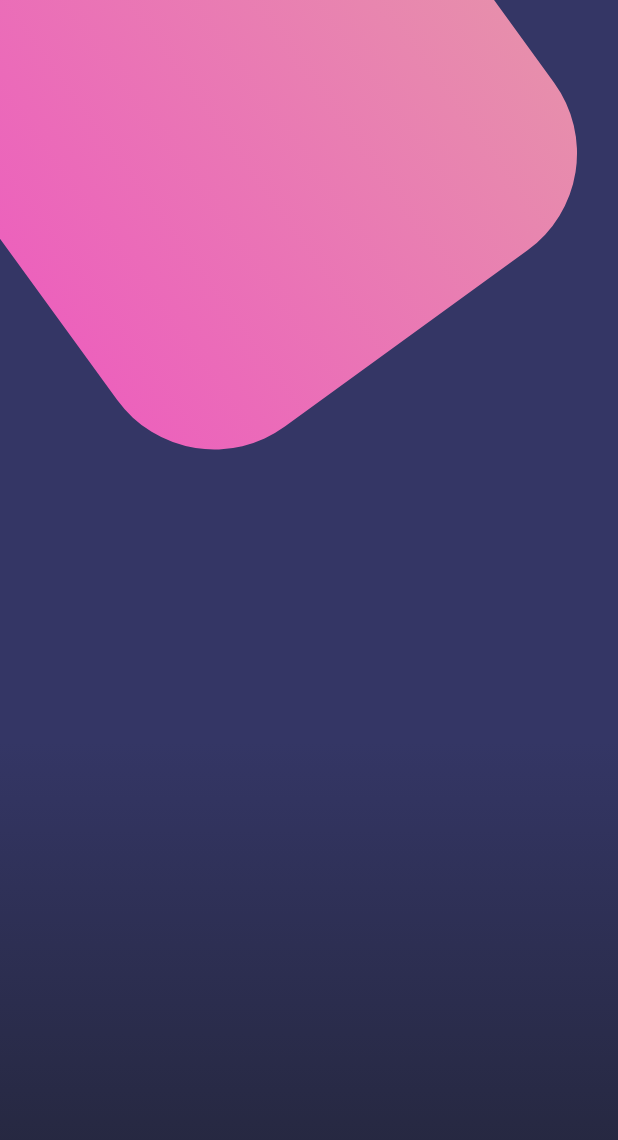
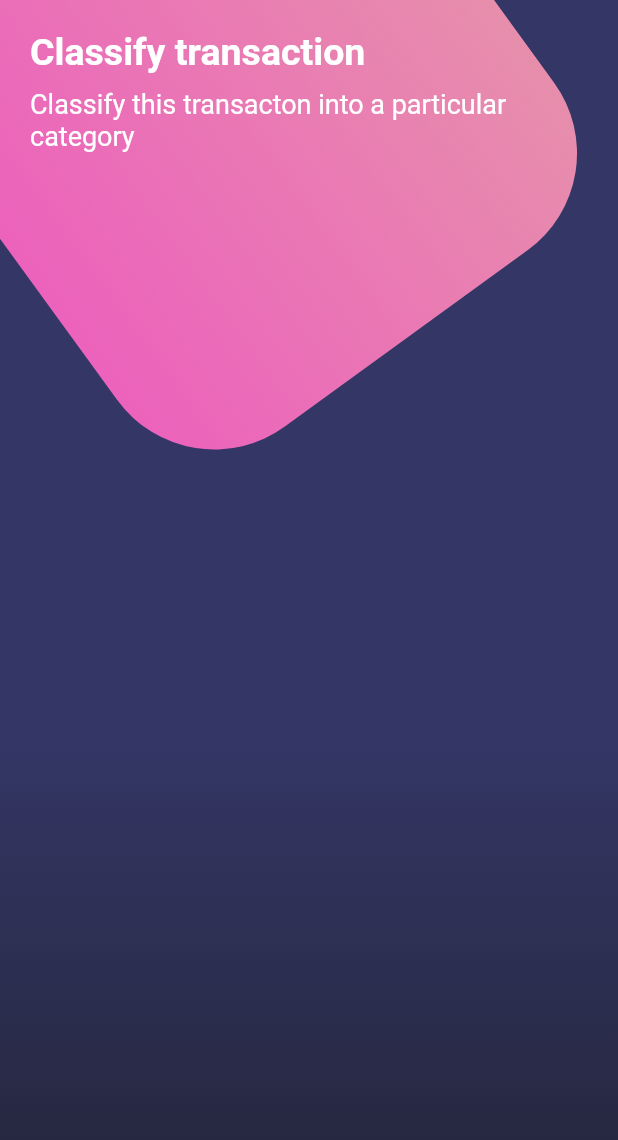
Before and after one commit to AntonioAV/disenos, a Flutter app: the screen it shows after launch, on a phone screen of 412 x 824 dp. Shown: the top 1140 px of the screen. Run offline on Flutter 3.47's test engine with Material 2 defaults, Android fonts, the phone set to English and light mode, and no system bars.

Commit message:
Colocamos los textos de encabezado

```diff
--- a/lib/src/pages/botones_page.dart
+++ b/lib/src/pages/botones_page.dart
@@ -8,6 +8,13 @@ class BotonesPage extends StatelessWidget {
       body: Stack(
         children: [
           _fondoApp(),
+          SingleChildScrollView(
+            child: Column(
+              children: [
+                _titulos(),
+              ],
+            ),
+          )
         ],
       ),
     );
@@ -57,4 +64,35 @@ class BotonesPage extends StatelessWidget {
       ],
     );
   }
+
+  _titulos() {
+    return SafeArea(
+      child: Container(
+        padding: EdgeInsets.all(20.0),
+        child: Column(
+          crossAxisAlignment: CrossAxisAlignment.start,
+          children: [
+            Text(
+              'Classify transaction',
+              style: TextStyle(
+                color: Colors.white,
+                fontSize: 25.0,
+                fontWeight: FontWeight.bold,
+              ),
+            ),
+            SizedBox(
+              height: 10.0,
+            ),
+            Text(
+              'Classify this transacton into a particular category',
+              style: TextStyle(
+                color: Colors.white,
+                fontSize: 18.0,
+              ),
+            ),
+          ],
+        ),
+      ),
+    );
+  }
 }
```
